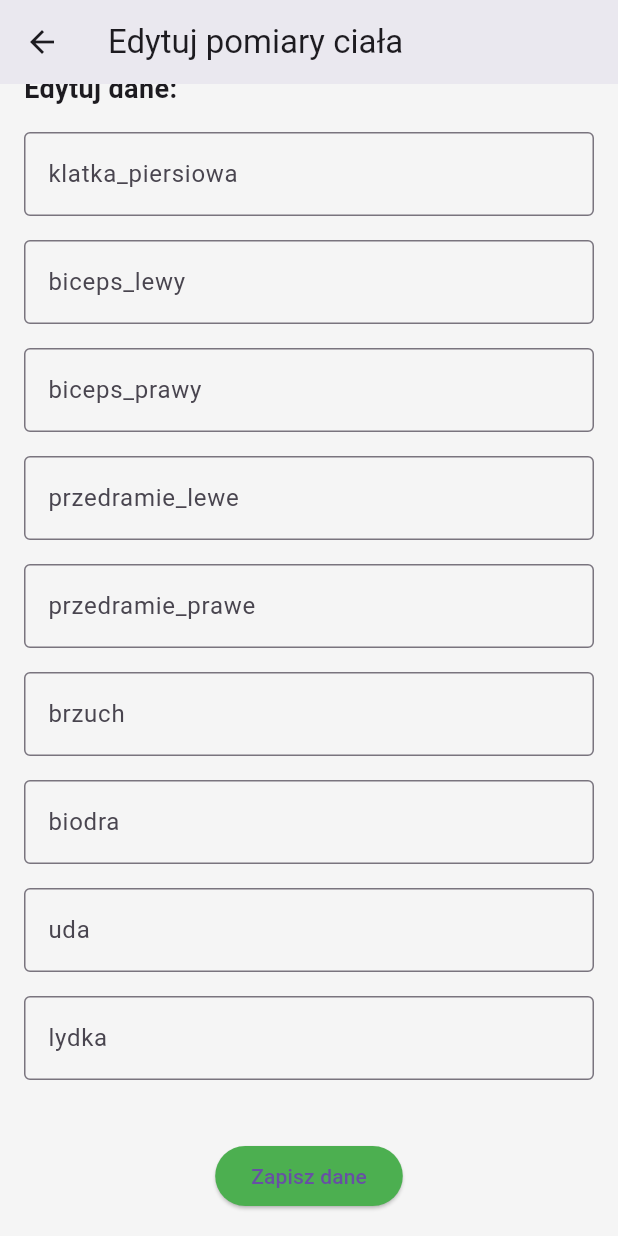
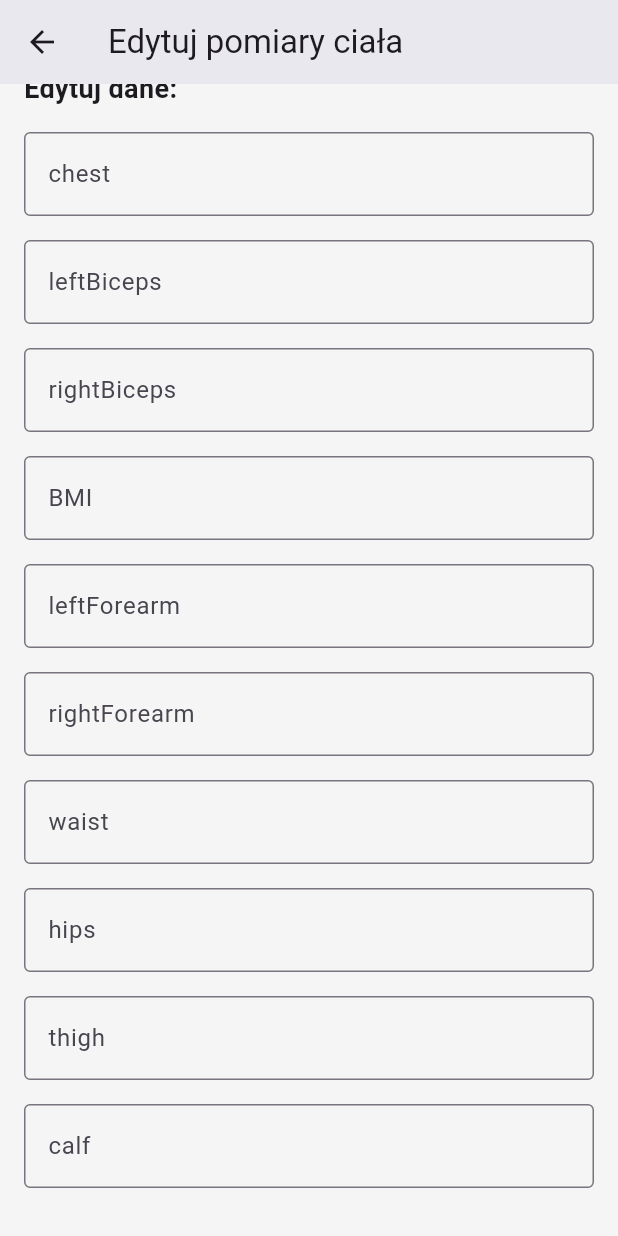
Before and after one commit to Grzesiek1212/Gym_note, a Flutter app: the EditMeasurementsScreen screen opened directly, scrolled down 148 dp, on a phone screen of 412 x 824 dp. Run offline on Flutter 3.47's test engine with Material 3 defaults, Android fonts, the phone set to English and light mode, and no system bars; our stand-ins replace fl_chart, hive, hive_flutter, image_picker, permission_handler; accounts and stored records are empty.

```diff
--- a/lib/screens/profile/add_measurement_screen.dart
+++ b/lib/screens/profile/add_measurement_screen.dart
@@ -64,15 +64,15 @@ class _AddMeasurementScreenState extends State<AddMeasurementScreen> {
 
                     // Tworzenie mapy z danymi do zapisania
                     final measurements = {
-                      'klatka_piersiowa': chest,
-                      'biceps_lewy': leftBiceps,
-                      'biceps_prawy': rightBiceps,
-                      'przedramie_lewe': leftForearm,
-                      'przedramie_prawe': rightForearm,
-                      'brzuch': waist,
-                      'biodra': hips,
-                      'uda': thigh,
-                      'lydka': calf,
+                      'chest': chest,
+                      'leftBiceps': leftBiceps,
+                      'rightBiceps': rightBiceps,
+                      'leftForearm': leftForearm,
+                      'rightForearm': rightForearm,
+                      'waist': waist,
+                      'hips': hips,
+                      'thigh': thigh,
+                      'calf': calf,
                     };
 
                     try {
--- a/lib/screens/profile/edit_general_measurements_screen.dart
+++ b/lib/screens/profile/edit_general_measurements_screen.dart
@@ -18,7 +18,7 @@ class _EditMeasurementsScreenState extends State<EditGeneralMeasurementsScreen>
   @override
   void initState() {
     super.initState();
-    const initialKeys = ['waga', 'wzrost', 'tluszcz', 'miesnie'];
+    const initialKeys = ['weight', 'height', 'fat', 'muscles'];
     for (var key in initialKeys) {
       _controllers[key] = TextEditingController();
     }
--- a/lib/screens/profile/edit_measurement_screen.dart
+++ b/lib/screens/profile/edit_measurement_screen.dart
@@ -15,20 +15,20 @@ class _EditBodyMeasurementsScreenState extends State<EditMeasurementsScreen> {
   bool _isLoading = false;
   String? _selectedDate;
   List<String> _availableDates = [];
-
   @override
   void initState() {
     super.initState();
     const initialKeys = [
-      'klatka_piersiowa',
-      'biceps_lewy',
-      'biceps_prawy',
-      'przedramie_lewe',
-      'przedramie_prawe',
-      'brzuch',
-      'biodra',
-      'uda',
-      'lydka'
+      'chest',
+      'leftBiceps',
+      'rightBiceps',
+      'BMI',
+      'leftForearm',
+      'rightForearm',
+      'waist',
+      'hips',
+      'thigh',
+      'calf',
     ];
     for (var key in initialKeys) {
       _controllers[key] = TextEditingController();
--- a/lib/screens/profile/profile_screen.dart
+++ b/lib/screens/profile/profile_screen.dart
@@ -123,15 +123,15 @@ class _ProfileScreenState extends State<ProfileScreen> {
                       ],
                     ),
                     const SizedBox(height: 8),
-                    _buildGeneralDataRow(context, 'waga', '${data['waga']} kg',
+                    _buildGeneralDataRow(context, 'Waga', '${data['weight']} kg',
                         Icons.arrow_forward),
-                    _buildGeneralDataRow(context, 'wzrost', '${data['wzrost']} cm',
+                    _buildGeneralDataRow(context, 'Wzrost', '${data['height']} cm',
                         Icons.arrow_forward),
                     _buildGeneralDataRow(context, 'BMI', '${data['BMI']}',
                       Icons.arrow_forward),
-                    _buildGeneralDataRow(context, 'tluszcz', '${data['tluszcz']} %',
+                    _buildGeneralDataRow(context, 'Tłuszcz', '${data['fat']} %',
                         Icons.arrow_forward),
-                    _buildGeneralDataRow(context, 'miesnie', '${data['miesnie']} %',
+                    _buildGeneralDataRow(context, 'Mięśnie', '${data['muscles']} %',
                         Icons.arrow_forward),
                     const SizedBox(height: 16),
                     Row(
@@ -174,13 +174,15 @@ class _ProfileScreenState extends State<ProfileScreen> {
                     ),
                     const SizedBox(height: 8),
                     _buildBodyMeasurementRow(context, 'Klatka piersiowa',
-                        '${data['klatka_piersiowa']}'),
-                    _buildBodyMeasurementRow(context, 'Biceps', '${data['biceps']}'),
-                    _buildBodyMeasurementRow(context, 'Przedramię', '${data['przedramię']}'),
-                    _buildBodyMeasurementRow(context, 'Brzuch', '${data['brzuch']}'),
-                    _buildBodyMeasurementRow(context, 'Biodra', '${data['biodra']}'),
-                    _buildBodyMeasurementRow(context, 'Uda', '${data['uda']}'),
-                    _buildBodyMeasurementRow(context, 'Łydka', '${data['łydka']}'),
+                        '${data['chest']}'),
+                    _buildBodyMeasurementRow(context, 'Lewy biceps', '${data['leftBiceps']}'),
+                    _buildBodyMeasurementRow(context, 'Prawy biceps', '${data['rightBiceps']}'),
+                    _buildBodyMeasurementRow(context, 'Lewe przedramie', '${data['leftForearm']}'),
+                    _buildBodyMeasurementRow(context, 'Prawe przedramie', '${data['rightForearm']}'),
+                    _buildBodyMeasurementRow(context, 'Talia', '${data['waist']}'),
+                    _buildBodyMeasurementRow(context, 'Biodra', '${data['hips']}'),
+                    _buildBodyMeasurementRow(context, 'Udo', '${data['thigh']}'),
+                    _buildBodyMeasurementRow(context, 'Łydka', '${data['calf']}'),
                     const SizedBox(height: 16),
                     // Dodana sekcja zdjęcia sylwetki
                     Column(
--- a/lib/screens/profile/section_detail_screen.dart
+++ b/lib/screens/profile/section_detail_screen.dart
@@ -20,6 +20,10 @@ class _SectionDetailScreenState extends State<SectionDetailScreen> {
   void initState() {
     super.initState();
     _measurementsFuture = _profileService.fetchMeasurementsByType(widget.section);
+  }
+
+  void GetTypeSection(String section){
+
   }
 
   @override
--- a/lib/services/profile/profile_service.dart
+++ b/lib/services/profile/profile_service.dart
@@ -10,27 +10,35 @@ class ProfileService {
   Future<Map<String, dynamic>> fetchLatestMeasurements() async {
     var box = await Hive.openBox<Measurement>('measurements');
 
+    for (var key in box.keys) {
+      final measurement = box.get(key);
+      if (measurement != null) {
+        print('Key: $key, Type: ${measurement.type}, Value: ${measurement.value}');
+      } else {
+        print('Key: $key has a null value in the box.');
+      }
+    }
+
     List<String> types = [
-      'waga',
-      'wzrost',
-      'tluszcz',
-      'miesnie',
-      'klatka_piersiowa',
-      'biceps',
+      'weight',
+      'height',
+      'fat',
+      'muscles',
+      'chest',
+      'leftBiceps',
+      'rightBiceps',
       'BMI',
-      'przedramię',
-      'brzuch',
-      'biodra',
-      'uda',
-      'łydka',
+      'leftForearm',
+      'rightForearm',
+      'waist',
+      'hips',
+      'thigh',
+      'calf',
     ];
-
-    // Inicjalizacja mapy z domyślną wartością '-'
     Map<String, dynamic> latestMeasurements = {
       for (var type in types) type: '-',
     };
 
-    // Iteracja po danych w boxie Hive
     for (var measurement in box.values) {
       if (types.contains(measurement.type)) {
         latestMeasurements[measurement.type] =
@@ -43,11 +51,11 @@ class ProfileService {
 
   Future<List<Map<String, dynamic>>> fetchMeasurementsByType(String type) async {
     var box = await Hive.openBox<Measurement>('measurements');
-
-    final unit = await getTypeOfMeasurement(type);
+    final measurementType = await getNameOfSection(type);
+    final unit = await getMeasurementUnit(measurementType);
 
     final filteredMeasurements = box.values
-        .where((measurement) => measurement.type == type)
+        .where((measurement) => measurement.type == measurementType)
         .map((measurement) => {
       'value': measurement.value,
       'date': measurement.date.toString().split(' ')[0],
@@ -58,37 +66,26 @@ class ProfileService {
     return filteredMeasurements;
   }
 
-  Future<String> getTypeOfMeasurement(String type) async {
-    switch (type) {
-      case 'waga':
-        return 'kg';
-      case 'wzrost':
-        return 'cm';
-      case 'tluszcz':
-        return '%';
-      case 'miesnie':
-        return '%';
-      case 'klatka_piersiowa':
-        return 'cm';
-      case 'biceps':
-        return 'cm';
-      case 'przedramię':
-        return 'cm';
-      case 'brzuch':
-        return 'cm';
-      case 'biodra':
-        return 'cm';
-      case 'uda':
-        return 'cm';
-      case 'łydka':
-        return 'cm';
-      case 'BMI':
-        return ''; // BMI jest jednostką bezwymiarową, więc brak jednostki
-      default:
-        return ''; // Zwróć pusty ciąg, jeśli typ nie jest rozpoznany
-    }
+  Future<String> getMeasurementUnit(String type) async {
+    const units = {
+      'weight': 'kg',
+      'height': 'cm',
+      'fat': '%',
+      'muscles': '%',
+      'chest': 'cm',
+      'leftBiceps': 'cm',
+      'rightBiceps': 'cm',
+      'leftForearm': 'cm',
+      'rightForearm': 'cm',
+      'waist': 'cm',
+      'hips': 'cm',
+      'thigh': 'cm',
+      'calf': 'cm',
+      'BMI': '',
+    };
+
+    return units[type] ?? '';
   }
-
 
   Future<void> uploadImage(File image) async {
     // Tutaj implementuj logikę przesyłania zdjęcia do bazy
@@ -108,4 +105,25 @@ class ProfileService {
     );
   }
 
+  Future<String> getNameOfSection(String type) async {
+    const sectionNames = {
+      'Waga': 'weight',
+      'Wzrost': 'height',
+      'Tłuszcz': 'fat',
+      'Mięśnie': 'muscles',
+      'Klatka piersiowa': 'chest',
+      'Lewy biceps': 'leftBiceps',
+      'Prawy biceps': 'rightBiceps',
+      'Lewe przedramie': 'leftForearm',
+      'Prawe przedramie': 'rightForearm',
+      'Talia': 'waist',
+      'Biodra': 'hips',
+      'Udo': 'thigh',
+      'Łydka': 'calf',
+      'BMI': 'BMI',
+    };
+    return sectionNames[type] ?? '';
+  }
+
+
 }
```
Also changed, not shown: lib/screens/profile/add_general_measurement_screen.dart (+4 -4 lines), lib/services/profile/profile_general_measurement_service.dart (+48 -10 lines), lib/services/profile/profile_measurement_service.dart (+75 -18 lines).
